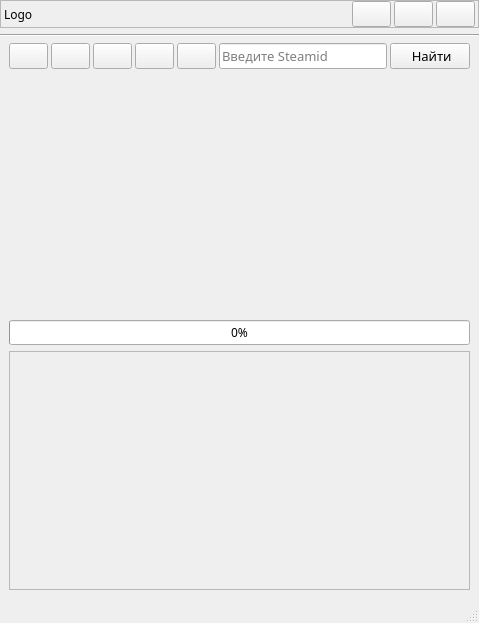
Arankir/AraSteamManager, file AraSteamManager/mainwindow.ui: the form before one commit.
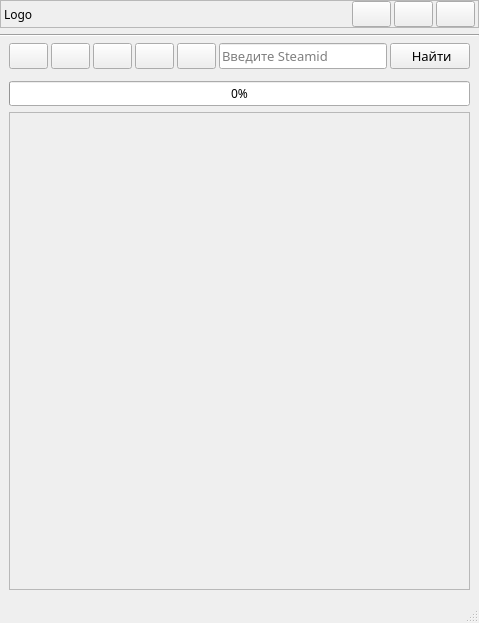
The form after the commit.

```diff
--- a/AraSteamManager/mainwindow.ui
+++ b/AraSteamManager/mainwindow.ui
@@ -227,15 +227,24 @@
       <item>
        <widget class="QStackedWidget" name="StackedWidgetProfiles">
         <property name="sizePolicy">
-         <sizepolicy hsizetype="Preferred" vsizetype="Minimum">
+         <sizepolicy hsizetype="Preferred" vsizetype="Maximum">
           <horstretch>0</horstretch>
           <verstretch>0</verstretch>
          </sizepolicy>
         </property>
+        <property name="lineWidth">
+         <number>0</number>
+        </property>
        </widget>
       </item>
       <item>
        <widget class="QProgressBar" name="FormProgressBar">
+        <property name="sizePolicy">
+         <sizepolicy hsizetype="Expanding" vsizetype="Maximum">
+          <horstretch>0</horstretch>
+          <verstretch>0</verstretch>
+         </sizepolicy>
+        </property>
         <property name="value">
          <number>0</number>
         </property>
@@ -286,7 +295,7 @@
                <x>0</x>
                <y>0</y>
                <width>459</width>
-               <height>229</height>
+               <height>460</height>
               </rect>
              </property>
             </widget>
```
